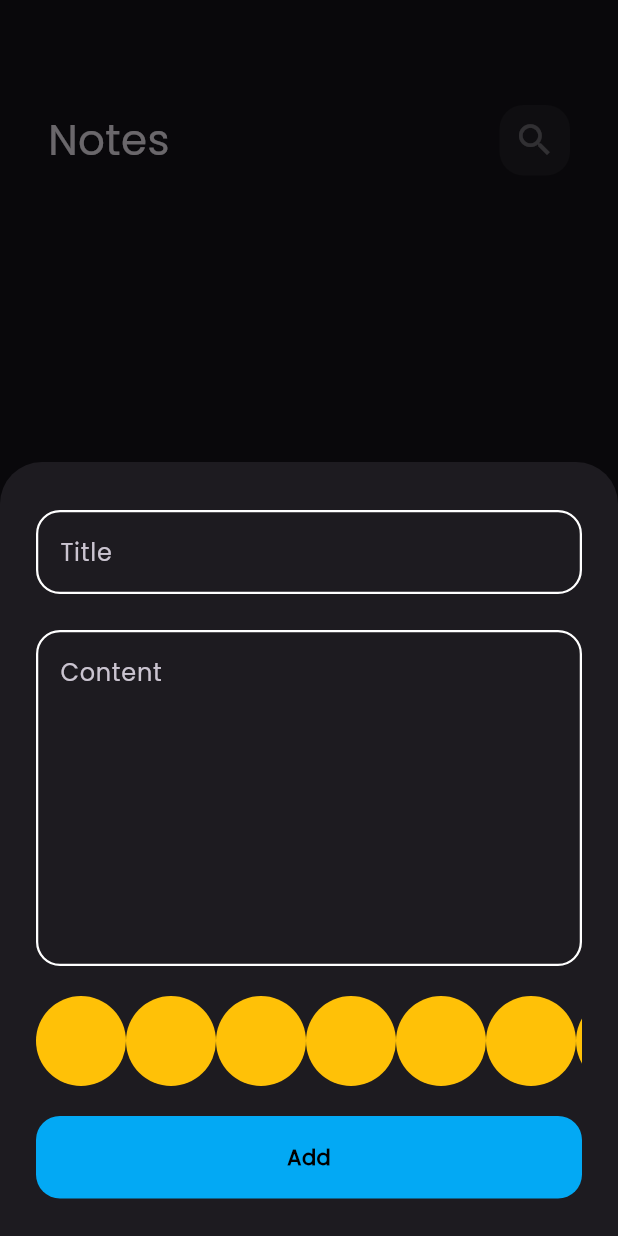
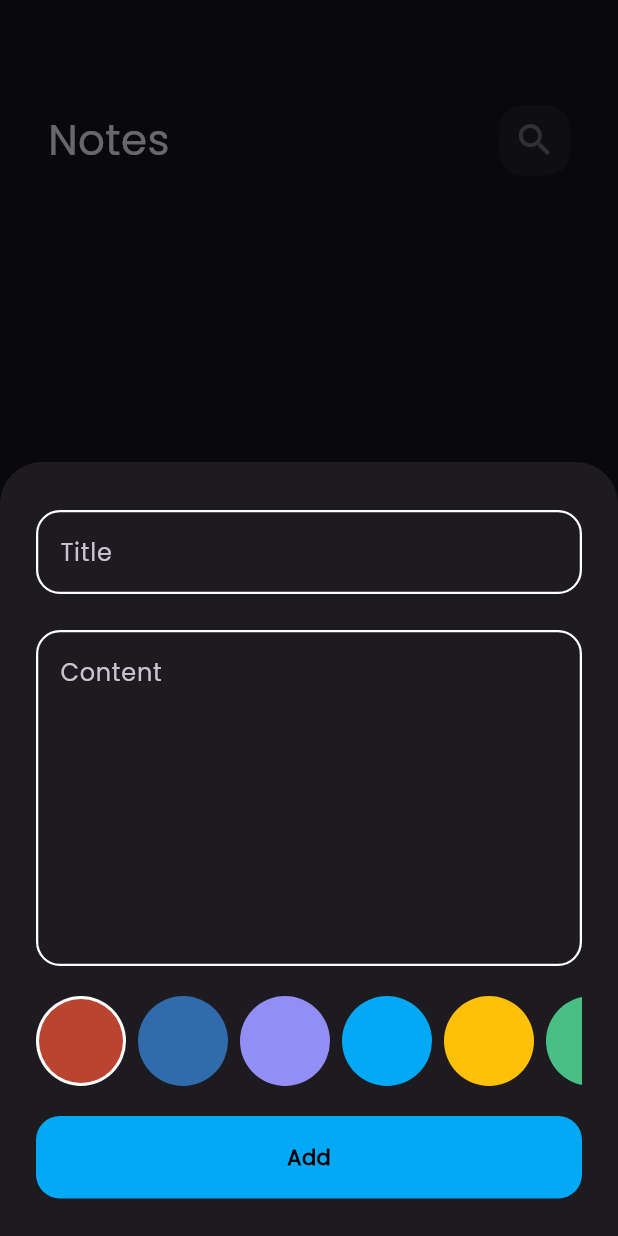
Before and after one commit to abdomostafa99/notes_app, a Flutter app: the screen it shows after launch, after a tap on the "add" icon, on a phone screen of 412 x 824 dp. Run offline on Flutter 3.47's test engine with Material 3 defaults, Android fonts, the phone set to English and light mode, and no system bars; our stand-ins replace bloc, flutter_bloc, hive, hive_flutter; accounts and stored records are empty.

Commit message:
note colors list process

```diff
--- a/lib/widgets/add_note_form.dart
+++ b/lib/widgets/add_note_form.dart
@@ -3,6 +3,7 @@ import 'package:flutter_bloc/flutter_bloc.dart';
 import 'package:intl/intl.dart';
 import 'package:notes_app_practice/cubits/add_notes_cubit/add_notes_cubit.dart';
 import 'package:notes_app_practice/models/note_model.dart';
+import 'package:notes_app_practice/widgets/colors_listview.dart';
 import 'package:notes_app_practice/widgets/custom_button.dart';
 import 'package:notes_app_practice/widgets/cutstom_textfield.dart';
 
@@ -85,34 +86,3 @@ class _AddNoteFormState extends State<AddNoteForm> {
     );
   }
 }
-
-class ColorsWidget extends StatelessWidget {
-  const ColorsWidget({super.key});
-
-  @override
-  Widget build(BuildContext context) {
-    return const CircleAvatar(
-      radius: 30,
-      backgroundColor: Colors.amber,
-    );
-  }
-}
-
-class ColorsListView extends StatelessWidget {
-  const ColorsListView({super.key});
-
-  @override
-  Widget build(BuildContext context) {
-    return SizedBox(
-      height: 60,
-      child: ListView.builder(
-        physics: BouncingScrollPhysics(),
-        scrollDirection: Axis.horizontal,
-        itemCount: 7,
-        itemBuilder: (context, index) {
-          return ColorsWidget();
-        },
-      ),
-    );
-  }
-}
--- /dev/null
+++ b/lib/widgets/colors_listview.dart
@@ -0,0 +1,75 @@
+import 'package:flutter/material.dart';
+
+class ColorsWidget extends StatelessWidget {
+  const ColorsWidget({super.key, required this.isActive, required this.color});
+
+  final bool isActive;
+  final Color color;
+
+  @override
+  Widget build(BuildContext context) {
+    return isActive
+        ? Padding(
+            padding: const EdgeInsets.only(right: 8.0),
+            child: CircleAvatar(
+              radius: 30,
+              backgroundColor: Colors.white,
+              child: CircleAvatar(
+                radius: 28,
+                backgroundColor: color,
+              ),
+            ),
+          )
+        : Padding(
+            padding: const EdgeInsets.only(right: 8.0),
+            child: CircleAvatar(
+              radius: 30,
+              backgroundColor: color,
+            ),
+          );
+  }
+}
+
+class ColorsListView extends StatefulWidget {
+  const ColorsListView({super.key});
+
+  @override
+  State<ColorsListView> createState() => _ColorsListViewState();
+}
+
+class _ColorsListViewState extends State<ColorsListView> {
+  int currentIndex = 0;
+
+  List<Color> colors = const [
+    Color(0xffBB4430),
+    Color(0xff306BAC),
+    Color(0xff918EF4),
+    Colors.lightBlue,
+    Colors.amber,
+    Color(0xff48BF84)
+  ];
+
+  @override
+  Widget build(BuildContext context) {
+    return SizedBox(
+      height: 60,
+      child: ListView.builder(
+        physics: BouncingScrollPhysics(),
+        scrollDirection: Axis.horizontal,
+        itemCount: colors.length,
+        itemBuilder: (context, index) {
+          return GestureDetector(
+            onTap: () {
+              currentIndex = index;
+              setState(() {});
+            },
+            child: ColorsWidget(
+              color: colors[index],
+              isActive: currentIndex == index,
+            ),
+          );
+        },
+      ),
+    );
+  }
+}
```
